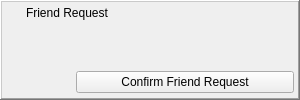
Old version of the form retroshare-gui/src/gui/toaster/FriendRequestToaster.ui in the repository RetroShare/RetroShare.
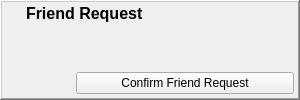
New version of the form. Icons and pictures are not drawn. Custom widgets are drawn as their Qt base class.

Patch:
```diff
--- a/retroshare-gui/src/gui/toaster/FriendRequestToaster.ui
+++ b/retroshare-gui/src/gui/toaster/FriendRequestToaster.ui
@@ -22,30 +22,48 @@
     <height>100</height>
    </size>
   </property>
-  <layout class="QHBoxLayout">
+  <layout class="QHBoxLayout" name="FriendRequestToaster_HL">
    <property name="spacing">
     <number>0</number>
    </property>
-   <property name="margin">
+   <property name="leftMargin">
+    <number>0</number>
+   </property>
+   <property name="topMargin">
+    <number>0</number>
+   </property>
+   <property name="rightMargin">
+    <number>0</number>
+   </property>
+   <property name="bottomMargin">
     <number>0</number>
    </property>
    <item>
-    <widget class="QFrame" name="windowFrame">
+    <widget class="QFrame" name="toasterFrame">
      <property name="frameShape">
       <enum>QFrame::WinPanel</enum>
      </property>
      <property name="frameShadow">
       <enum>QFrame::Raised</enum>
      </property>
-     <layout class="QGridLayout">
-      <property name="margin">
+     <layout class="QGridLayout" name="toasterFrame_GL">
+      <property name="leftMargin">
+       <number>2</number>
+      </property>
+      <property name="topMargin">
+       <number>2</number>
+      </property>
+      <property name="rightMargin">
+       <number>2</number>
+      </property>
+      <property name="bottomMargin">
        <number>2</number>
       </property>
       <property name="spacing">
        <number>2</number>
       </property>
       <item row="0" column="0">
-       <layout class="QHBoxLayout">
+       <layout class="QHBoxLayout" name="toaster_HL">
         <property name="spacing">
          <number>6</number>
         </property>
@@ -79,13 +97,20 @@
         </item>
         <item>
          <widget class="QLabel" name="toasterLabel">
+          <property name="font">
+           <font>
+            <pointsize>12</pointsize>
+            <weight>75</weight>
+            <bold>true</bold>
+           </font>
+          </property>
           <property name="text">
            <string notr="true">Friend Request</string>
           </property>
          </widget>
         </item>
         <item>
-         <spacer>
+         <spacer name="toaster_HSpacer">
           <property name="orientation">
            <enum>Qt::Horizontal</enum>
           </property>
@@ -123,7 +148,7 @@
        </layout>
       </item>
       <item row="1" column="0">
-       <layout class="QGridLayout">
+       <layout class="QGridLayout" name="buttons_GL">
         <property name="spacing">
          <number>2</number>
         </property>
```
